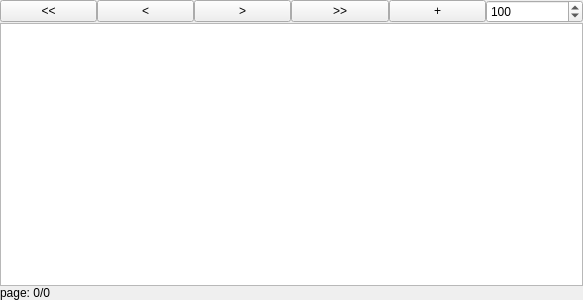
Qt form widgets/ScrollTableWidget.ui (cykusz/rejestr) before a commit.
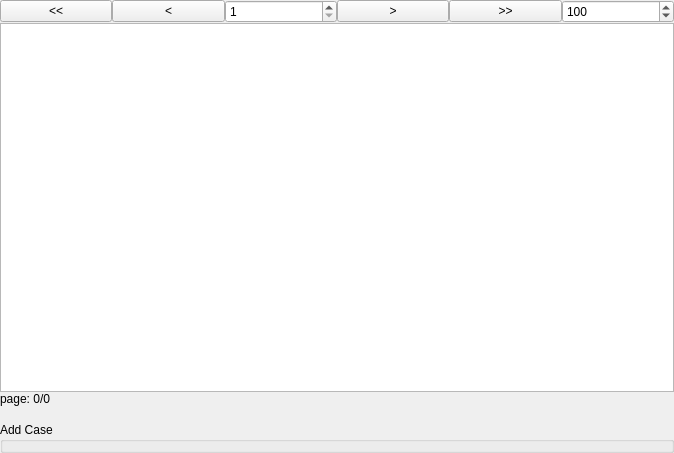
The same form after that commit. Custom widgets are drawn as their Qt base class.

Commit message: first basic case in insert working

Patch:
```diff
--- a/widgets/ScrollTableWidget.ui
+++ b/widgets/ScrollTableWidget.ui
@@ -6,8 +6,8 @@
    <rect>
     <x>0</x>
     <y>0</y>
-    <width>583</width>
-    <height>300</height>
+    <width>674</width>
+    <height>453</height>
    </rect>
   </property>
   <property name="windowTitle">
@@ -34,40 +34,20 @@
      </property>
     </widget>
    </item>
-   <item row="1" column="0" colspan="6">
-    <widget class="RejestrTableView" name="tableView">
-     <property name="frameShape">
-      <enum>QFrame::StyledPanel</enum>
-     </property>
-     <property name="frameShadow">
-      <enum>QFrame::Sunken</enum>
-     </property>
-     <property name="lineWidth">
-      <number>1</number>
-     </property>
-    </widget>
-   </item>
-   <item row="0" column="2">
+   <item row="0" column="3">
     <widget class="QPushButton" name="btnNextPage">
      <property name="text">
       <string>&gt;</string>
      </property>
     </widget>
    </item>
-   <item row="0" column="3">
+   <item row="0" column="4">
     <widget class="QPushButton" name="btnLastPage">
      <property name="text">
       <string>&gt;&gt;</string>
      </property>
     </widget>
    </item>
-   <item row="0" column="4">
-    <widget class="QPushButton" name="btnAddRecord">
-     <property name="text">
-      <string>+</string>
-     </property>
-    </widget>
-   </item>
    <item row="0" column="5">
     <widget class="QSpinBox" name="spinOnPage">
      <property name="minimum">
@@ -81,11 +61,77 @@
      </property>
     </widget>
    </item>
-   <item row="2" column="0">
+   <item row="0" column="2">
+    <widget class="QSpinBox" name="spinPage">
+     <property name="minimum">
+      <number>1</number>
+     </property>
+     <property name="maximum">
+      <number>1000</number>
+     </property>
+    </widget>
+   </item>
+   <item row="2" column="0" colspan="6">
+    <widget class="RejestrTableView" name="tableView">
+     <property name="frameShape">
+      <enum>QFrame::StyledPanel</enum>
+     </property>
+     <property name="frameShadow">
+      <enum>QFrame::Sunken</enum>
+     </property>
+     <property name="lineWidth">
+      <number>1</number>
+     </property>
+    </widget>
+   </item>
+   <item row="3" column="0" colspan="6">
     <widget class="QLabel" name="lblPageInfo">
+     <property name="minimumSize">
+      <size>
+       <width>0</width>
+       <height>30</height>
+      </size>
+     </property>
      <property name="text">
       <string>page: 0/0</string>
      </property>
+     <property name="alignment">
+      <set>Qt::AlignLeading|Qt::AlignLeft|Qt::AlignTop</set>
+     </property>
+    </widget>
+   </item>
+   <item row="4" column="0" colspan="6">
+    <widget class="QGroupBox" name="groupBox">
+     <property name="minimumSize">
+      <size>
+       <width>0</width>
+       <height>0</height>
+      </size>
+     </property>
+     <property name="title">
+      <string>Add Case</string>
+     </property>
+     <property name="flat">
+      <bool>false</bool>
+     </property>
+     <property name="checkable">
+      <bool>false</bool>
+     </property>
+     <layout class="QGridLayout" name="gridLayout_2">
+      <property name="margin">
+       <number>0</number>
+      </property>
+      <item row="0" column="0">
+       <widget class="CaseInAddWidget" name="widget" native="true">
+        <property name="minimumSize">
+         <size>
+          <width>0</width>
+          <height>0</height>
+         </size>
+        </property>
+       </widget>
+      </item>
+     </layout>
     </widget>
    </item>
   </layout>
@@ -96,6 +142,12 @@
    <extends>QTableView</extends>
    <header>widgets/RejestrTableView.h</header>
   </customwidget>
+  <customwidget>
+   <class>CaseInAddWidget</class>
+   <extends>QWidget</extends>
+   <header>widgets/CaseInAddWidget.h</header>
+   <container>1</container>
+  </customwidget>
  </customwidgets>
  <resources/>
  <connections/>
```
The commit also changes 10 other files.
